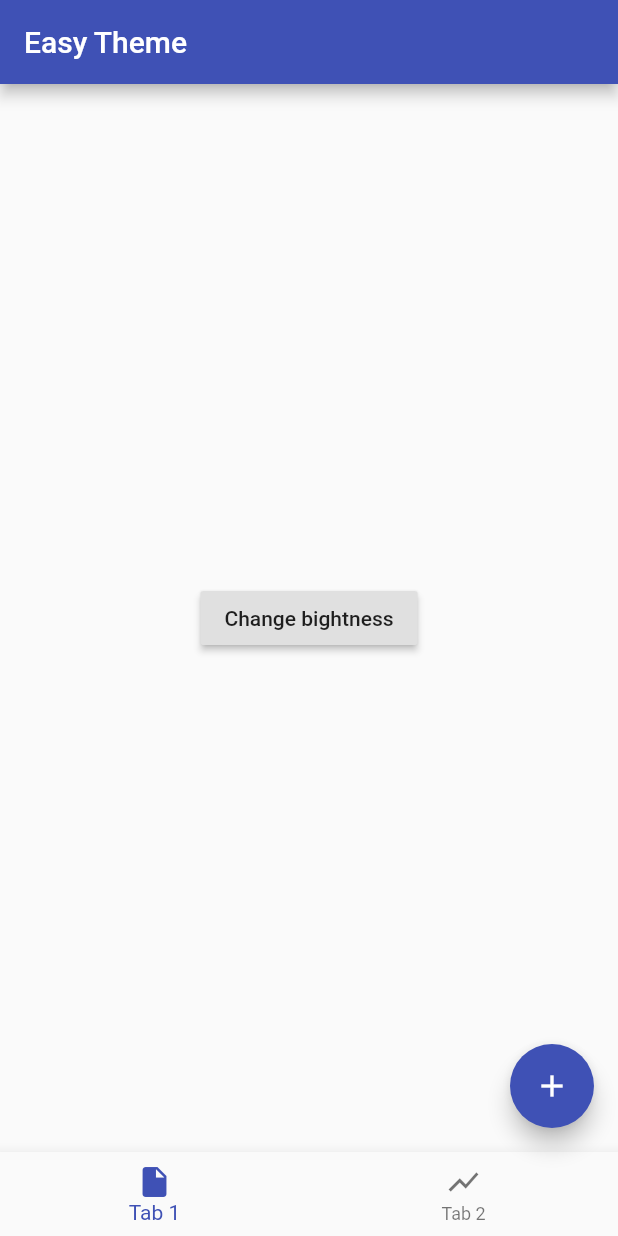
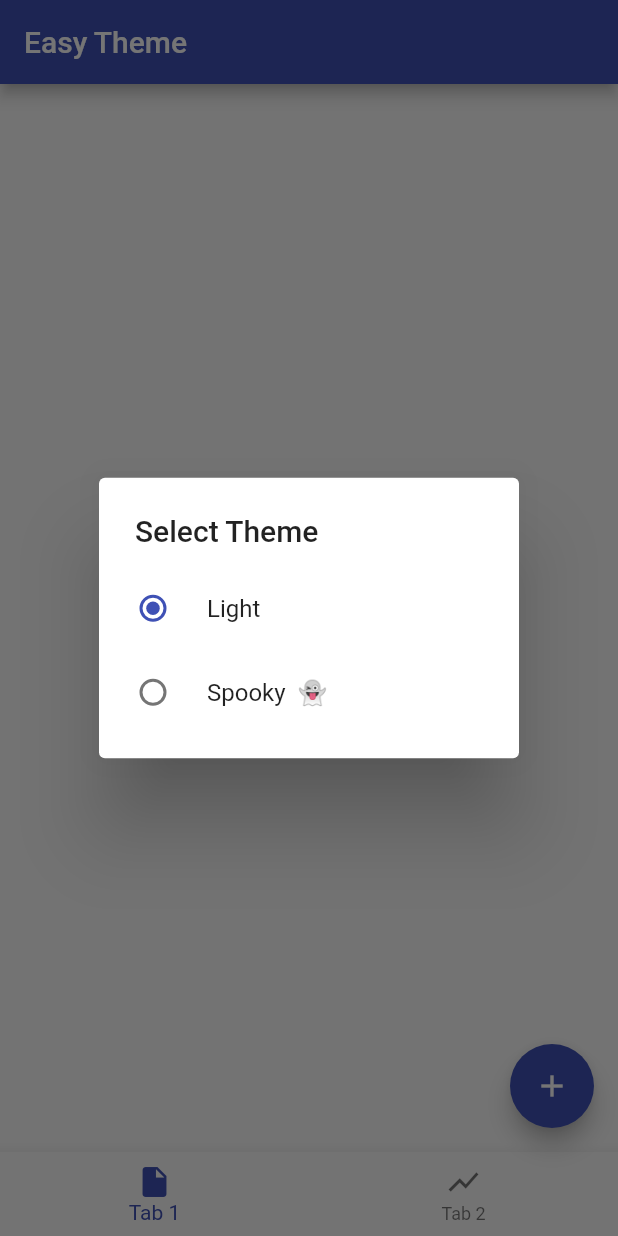
Before and after one commit to Norbert515/dynamic_theme, a Flutter app: the screen it shows after launch, after a tap on the "add" icon, on a phone screen of 412 x 824 dp. Run offline on Flutter 3.47's test engine with Material 2 defaults, Android fonts, the phone set to English and light mode, and no system bars; our stand-ins replace shared_preferences.

Commit message:
added examples

```diff
--- a/example/lib/main.dart
+++ b/example/lib/main.dart
@@ -1,5 +1,6 @@
 import 'package:flutter/material.dart';
 import 'package:easy_theme/changable_theme.dart';
+import 'package:easy_theme/theme_switcher_widgets.dart';
 
 void main() => runApp(new MyApp());
 
@@ -41,12 +42,10 @@ class _MyHomePageState extends State<MyHomePage> {
         title: new Text("Easy Theme"),
       ),
       body: new Center(
-        child: new RaisedButton(onPressed: (){
-          changeBrightness(context);
-        }, child: new Text("Change bightness"),),
+        child: new RaisedButton(onPressed: changeBrightness, child: new Text("Change brightness"),),
       ),
       floatingActionButton: new FloatingActionButton(
-        onPressed: (){},
+        onPressed: showChooser,
         child: new Icon(Icons.add),
       ),
       bottomNavigationBar: new BottomNavigationBar(
@@ -65,8 +64,18 @@ class _MyHomePageState extends State<MyHomePage> {
   }
 
 
+  void showChooser() {
+    showDialog(context: context, builder: (context) {
+      return new BrightnessSwitcherDialog(
+        onSelectedTheme: (brightness) {
+          EasyTheme.of(context).setBrightness(brightness);
+        },
+      );
+    });
+  }
 
-  void changeBrightness(BuildContext context) {
+
+  void changeBrightness() {
     EasyTheme.of(context).setBrightness(Theme.of(context).brightness == Brightness.dark? Brightness.light: Brightness.dark);
   }
 }
--- a/example/lib/withoutThisPackage.dart
+++ b/example/lib/withoutThisPackage.dart
@@ -1,18 +1,28 @@
 
 import 'package:flutter/material.dart';
+import 'package:shared_preferences/shared_preferences.dart';
 
-void main() {
-  runApp(new MyApp());
+void main() async {
+  Brightness brightness;
+  SharedPreferences prefs = await SharedPreferences.getInstance();
+  brightness = (prefs.getBool("isDark") ?? false) ? Brightness.dark: Brightness.light;
+  runApp(new MyApp(brightness: brightness,));
 }
 
 
 class MyApp extends StatefulWidget {
+
+  final Brightness brightness;
+
+  const MyApp({Key key, this.brightness}) : super(key: key);
 
   @override
   _MyAppState createState() => new _MyAppState();
 }
 
 class _MyAppState extends State<MyApp> {
+
+
 
   Brightness brightness;
 
@@ -22,7 +32,7 @@ class _MyAppState extends State<MyApp> {
       title: 'Flutter Demo',
       theme: new ThemeData(
         primarySwatch: Colors.blue,
-        brightness: brightness,
+        brightness: Brightness.dark,
       ),
       home: new MyHomePage(
         title: 'Flutter Demo Home Page',
@@ -34,6 +44,8 @@ class _MyAppState extends State<MyApp> {
       ),
     );
   }
+
+
 }
 
 
--- a/lib/changable_theme.dart
+++ b/lib/changable_theme.dart
@@ -32,16 +32,21 @@ class EasyThemeState extends State<EasyTheme> {
 
   Brightness brightness;
 
-  static const String _sharedPreferencesKey = "dark";
+  static const String _sharedPreferencesKey = "isDark";
+
+  bool loaded = false;
 
   @override
   void initState() {
     super.initState();
-    data = widget.data(widget.defaultBrightness);
+    brightness = widget.defaultBrightness;
+    data = widget.data(brightness);
 
     loadBrightness().then((dark) {
       setState(() {
         brightness = dark? Brightness.dark: Brightness.light;
+        data = widget.data(brightness);
+        loaded = true;
       });
     });
   }
@@ -50,24 +55,25 @@ class EasyThemeState extends State<EasyTheme> {
   @override
   void didChangeDependencies() {
     super.didChangeDependencies();
-    data = widget.data(widget.defaultBrightness);
+    data = widget.data(brightness);
   }
 
 
   @override
   void didUpdateWidget(EasyTheme oldWidget) {
     super.didUpdateWidget(oldWidget);
-    data = widget.data(widget.defaultBrightness);
+    data = widget.data(brightness);
   }
 
   @override
   Widget build(BuildContext context) {
-    return brightness == null? new SizedBox(): widget.themedWidgetBuilder(context, data);
+    return !loaded? new SizedBox(): widget.themedWidgetBuilder(context, data);
   }
 
   void setBrightness(Brightness brightness) async{
     setState(() {
       this.data = widget.data(brightness);
+      this.brightness = brightness;
     });
     SharedPreferences prefs = await SharedPreferences.getInstance();
     await prefs.setBool(_sharedPreferencesKey, brightness == Brightness.dark? true: false);
--- /dev/null
+++ b/lib/theme_switcher_widgets.dart
@@ -0,0 +1,35 @@
+import 'package:flutter/material.dart';
+
+
+
+class BrightnessSwitcherDialog extends StatelessWidget {
+
+  final ValueChanged<Brightness> onSelectedTheme;
+
+  const BrightnessSwitcherDialog({Key key, this.onSelectedTheme}) : super(key: key);
+
+  @override
+  Widget build(BuildContext context) {
+    return new SimpleDialog(
+      title: const Text('Select Theme'),
+      children: <Widget>[
+        new RadioListTile<Brightness>(
+          value: Brightness.light,
+          groupValue: Theme.of(context).brightness,
+          onChanged: (value){
+            onSelectedTheme(Brightness.light);
+          },
+          title: new Text("Light"),
+        ),
+        new RadioListTile<Brightness>(
+          value: Brightness.dark,
+          groupValue: Theme.of(context).brightness,
+          onChanged: (value){
+            onSelectedTheme(Brightness.dark);
+          },
+          title: new Text("Spooky  👻"),
+        ),
+      ],
+    );
+  }
+}
```
